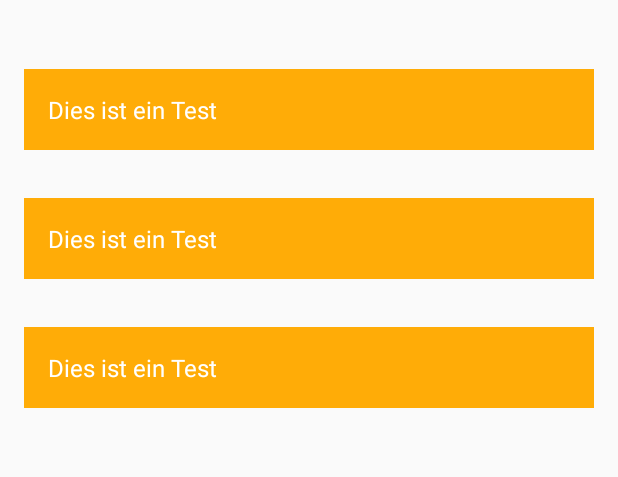
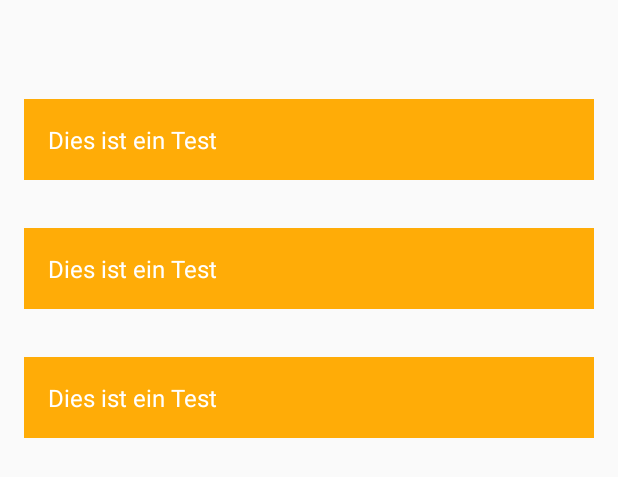
Before and after one commit to WirVsVirus-Hackathon-Corona-Calendar/DaheimKalendar, an Android app: the layout fragment_challenge_history.xml on its own in the app's theme, with its tools: preview values and no code run, on a phone screen of 412 x 824 dp. Shown: the top 477 px of the screen. Run offline under Robolectric (Android 15) with nearby library versions, the phone set to English and light mode, and no system bars.

Commit message:
Fix constraints

```diff
--- a/app/src/main/res/layout/fragment_challenge_history.xml
+++ b/app/src/main/res/layout/fragment_challenge_history.xml
@@ -10,16 +10,16 @@
         android:id="@+id/challenge_history_top_view"
         android:layout_width="match_parent"
         android:layout_height="50dp"
+        app:layout_constraintEnd_toEndOf="parent"
         app:layout_constraintStart_toStartOf="parent"
-        app:layout_constraintEnd_toEndOf="parent"
-        ></View>
+        app:layout_constraintTop_toTopOf="parent"></View>
 
     <ScrollView
         android:id="@+id/challenge_history_scroll_view"
         android:layout_width="match_parent"
-        android:layout_height="match_parent"
-        app:layout_constraintTop_toBottomOf="@id/challenge_history_top_view"
-        android:layout_marginTop="30dp">
+        android:layout_height="0dp"
+        app:layout_constraintBottom_toBottomOf="parent"
+        app:layout_constraintTop_toBottomOf="@id/challenge_history_top_view">
 
         <androidx.recyclerview.widget.RecyclerView
             android:id="@+id/list"
```
